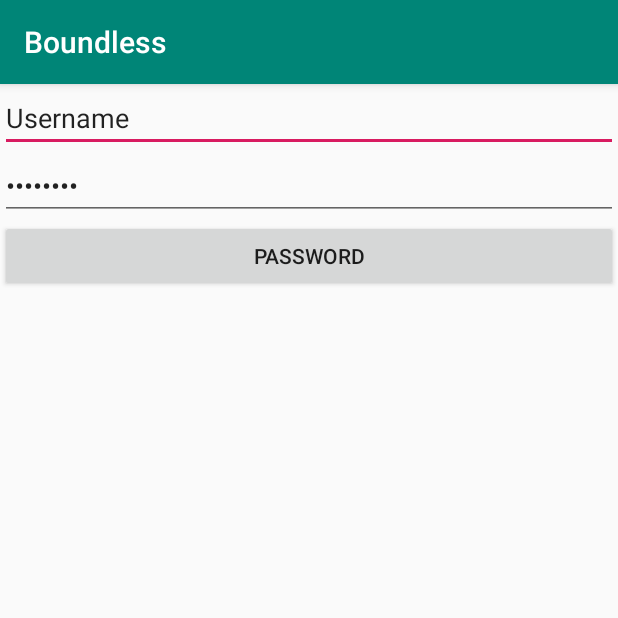
After one commit to JTRcode/boundless-games, an Android app: the LoginActivity screen opened directly, with no data from a screen before it, on a phone screen of 412 x 824 dp, the top half of it. The commit adds this screen. Run offline under Robolectric (Android 15) with nearby library versions, the phone set to English and light mode, and no system bars.

Commit message:
"Added RotateTileGameActivity, GameActivity, LoginActivity and corresponding page_page.xml, home_screen.xml, login_page.xml"

```diff
--- a/phase1/Boundless/app/src/main/AndroidManifest.xml
+++ b/phase1/Boundless/app/src/main/AndroidManifest.xml
@@ -16,6 +16,8 @@
                 <category android:name="android.intent.category.LAUNCHER" />
             </intent-filter>
         </activity>
+        <activity android:name=".LoginActivity"/>
+        <activity android:name=".GameActivity"/>
     </application>
 
 </manifest>
--- /dev/null
+++ b/phase1/Boundless/app/src/main/java/com/example/boundless/LoginActivity.java
@@ -0,0 +1,62 @@
+package com.example.boundless;
+
+import android.app.AppComponentFactory;
+
+import androidx.appcompat.app.AppCompatActivity;
+
+import android.content.Intent;
+import android.os.Bundle;
+import android.view.View;
+
+public class LoginActivity extends AppCompatActivity {
+
+    @Override
+    protected void onCreate(Bundle savedInstanceState) {
+        super.onCreate(savedInstanceState);
+        setContentView(R.layout.login_page);
+
+        /*
+        if (savedInstanceState == null) {
+            getSupportFragmentManager().beginTransaction()
+                    .add(R.id.container, new PlaceholderFragment()).commit();
+        }
+        */
+    }
+
+    public void signIn(View view){
+        Intent intent = new Intent(this,GameActivity.class);
+        startActivity(intent);
+    }
+
+
+    /*
+    @Override
+    public boolean onOptionsItemSelected(MenuItem item) {
+        // Handle action bar item clicks here. The action bar will
+        // automatically handle clicks on the Home/Up button, so long
+        // as you specify a parent activity in AndroidManifest.xml.
+        int id = item.getItemId();
+        if (id == R.id.action_settings) {
+            return true;
+        }
+        return super.onOptionsItemSelected(item);
+    }
+
+    /**
+     * A placeholder fragment containing a simple view.
+     */
+    /*
+    public static class PlaceholderFragment extends Fragment {
+
+        public PlaceholderFragment() { }
+
+        @Override
+        public View onCreateView(LayoutInflater inflater, ViewGroup container,
+                                 Bundle savedInstanceState) {
+            View rootView = inflater.inflate(R.layout.fragment_display_message,
+                    container, false);
+            return rootView;
+        }
+    }
+     */
+}
--- /dev/null
+++ b/phase1/Boundless/app/src/main/java/com/example/boundless/RotateTileGame/RotateTileGameActivity.java
@@ -0,0 +1,5 @@
+package com.example.boundless.RotateTileGame;
+
+public class RotateTileGameActivity {
+
+}
--- /dev/null
+++ b/phase1/Boundless/app/src/main/res/layout/game_page.xml
@@ -0,0 +1,5 @@
+<?xml version="1.0" encoding="utf-8"?>
+<RelativeLayout xmlns:android="http://schemas.android.com/apk/res/android"
+    android:layout_width="match_parent" android:layout_height="match_parent">
+
+</RelativeLayout>
--- a/phase1/Boundless/app/src/main/res/layout/login_page.xml
+++ b/phase1/Boundless/app/src/main/res/layout/login_page.xml
@@ -7,16 +7,22 @@
         android:id="@+id/username"
         android:layout_width="match_parent"
         android:layout_height="wrap_content"
-        android:ems="10"
         android:inputType="textPersonName"
-        android:text="Username" />
+        android:text="@string/username" />
 
     <EditText
         android:id="@+id/password"
         android:layout_width="match_parent"
         android:layout_height="wrap_content"
-        android:ems="10"
         android:inputType="textPassword"
-        android:text="Password"/>
+        android:text="@string/password"/>
+
+    <Button
+        android:id="@+id/signIn"
+        android:layout_width="match_parent"
+        android:layout_height="wrap_content"
+        android:text="@string/password"
+        android:onClick="signIn"/>
+
 
 </LinearLayout>
--- a/phase1/Boundless/app/src/main/res/values/strings.xml
+++ b/phase1/Boundless/app/src/main/res/values/strings.xml
@@ -1,3 +1,7 @@
 <resources>
     <string name="app_name">Boundless</string>
+    <string name="login">Login</string>
+    <string name="password">Password</string>
+    <string name="create_account">Create Account</string>
+    <string name="username">Username</string>
 </resources>
```
Also changed, not shown: phase1/Boundless/app/src/main/java/com/example/boundless/GPACatcherGame/Assignment.java (+9 -0 lines), phase1/Boundless/app/src/main/java/com/example/boundless/GPACatcherGame/Bomb.java (+9 -0 lines), phase1/Boundless/app/src/main/java/com/example/boundless/GPACatcherGame/Clock.java (+9 -0 lines), phase1/Boundless/app/src/main/java/com/example/boundless/GPACatcherGame/Sleep.java (+9 -0 lines), phase1/Boundless/app/src/main/java/com/example/boundless/GameActivity.java (added, +18 -0 lines), phase1/Boundless/app/src/main/java/com/example/boundless/MainActivity.java (+9 -1 lines), phase1/Boundless/app/src/main/java/com/example/boundless/PixelGame/MainThread.java (added, +69 -0 lines), phase1/Boundless/app/src/main/java/com/example/boundless/PixelGame/PixelPanel.java (added, +57 -0 lines), phase1/Boundless/app/src/main/res/layout/home_screen.xml (+12 -7 lines).
